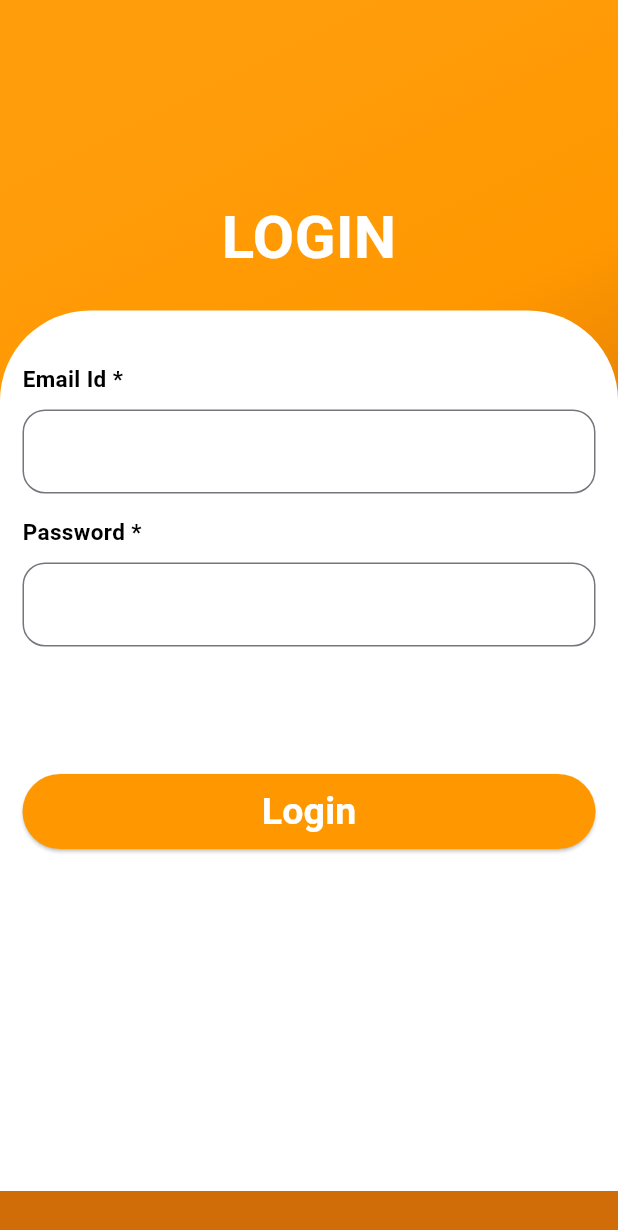
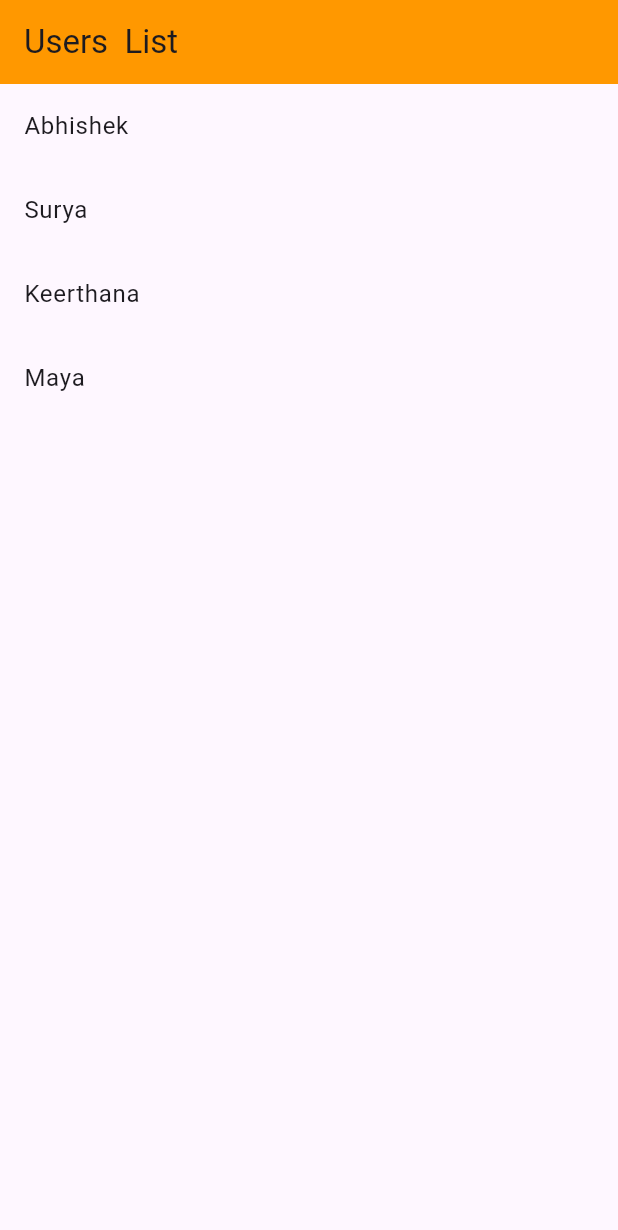
Before and after one commit to itsmedona/HyperMarketAdmin, a Flutter app: the screen it shows after launch, on a phone screen of 412 x 824 dp. Shown: the top 1230 px of the screen. Run offline on Flutter 3.47's test engine with Material 3 defaults, Android fonts, the phone set to English and light mode, and no system bars; our stand-ins replace shared_preferences.

Commit message:
users list added

```diff
--- a/lib/main.dart
+++ b/lib/main.dart
@@ -1,6 +1,7 @@
 import 'package:flutter/material.dart';
-import 'package:hyper_mark_adm/core/Login.dart';
+//import 'package:hyper_mark_adm/core/Login.dart';
 import 'package:hyper_mark_adm/presentation/ProductScreen/controller/ProductScreenController.dart';
+import 'package:hyper_mark_adm/presentation/UsersListScreen/view/UsersListScreen.dart';
 import 'package:provider/provider.dart';
 
 void main() {
@@ -18,8 +19,6 @@ class AdmApp extends StatelessWidget {
   @override
   Widget build(BuildContext context) {
     return MaterialApp(
-      debugShowCheckedModeBanner: false,
-      home: LoginScreen(),
-    );
+        debugShowCheckedModeBanner: false, home: UsersListScreen());
   }
 }
--- a/lib/presentation/ProductScreen/view/ProductScreenModel.dart
+++ b/lib/presentation/ProductScreen/view/ProductScreenModel.dart
@@ -5,8 +5,7 @@ class Product {
   double price;
   double quantity;
 
-  Product(
-      {required this.productName,
+  Product({required this.productName,
       required this.category,
       required this.description,
       required this.price,
--- /dev/null
+++ b/lib/presentation/UsersListScreen/view/UsersListScreen.dart
@@ -0,0 +1,23 @@
+import 'package:flutter/material.dart';
+
+class UsersListScreen extends StatelessWidget {
+  final List<String> userNames = ['Abhishek', 'Surya', 'Keerthana', 'Maya'];
+
+  @override
+  Widget build(BuildContext context) {
+    return Scaffold(
+      appBar: AppBar(
+        title: Text('Users  List'),
+        backgroundColor: Colors.orange,
+      ),
+      body: ListView.builder(
+        itemCount: userNames.length,
+        itemBuilder: (context, index) {
+          return ListTile(
+            title: Text(userNames[index]),
+          );
+        },
+      ),
+    );
+  }
+}
```
